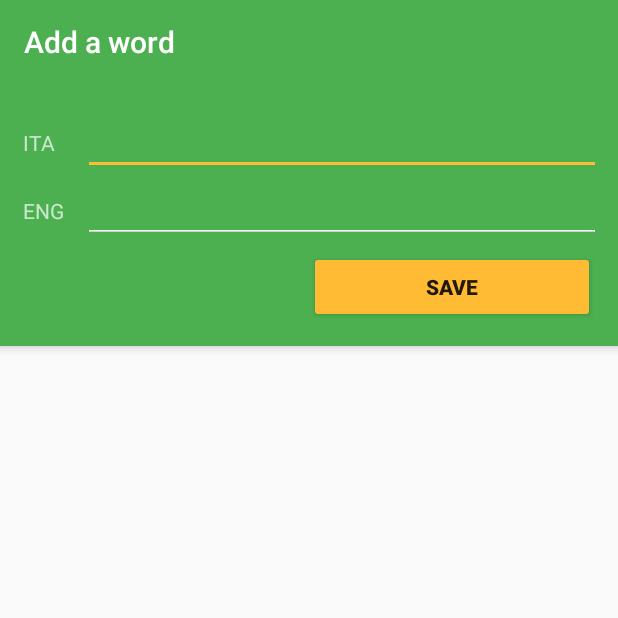
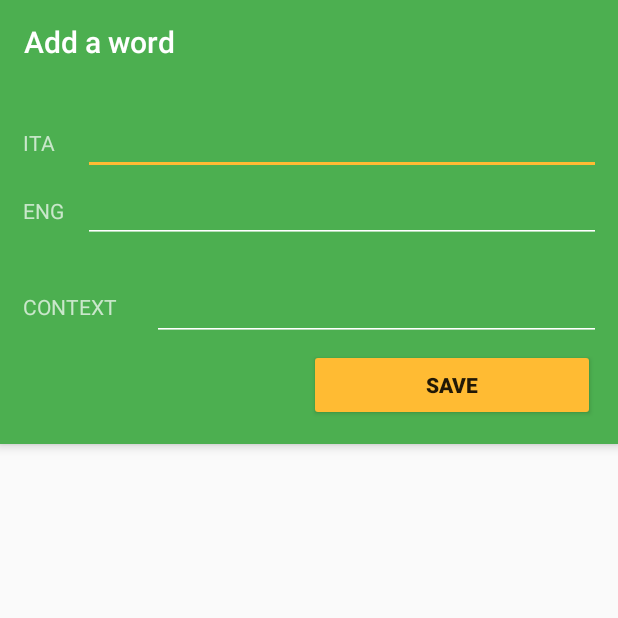
Before and after one commit to alainrk/memenguage, an Android app: the MainActivity screen opened directly, with no data from a screen before it, after a tap on an icon or button, on a phone screen of 412 x 824 dp, the top half of it. Run offline under Robolectric (Android 15) with nearby library versions, the phone set to English and light mode, and no system bars; pictures from the network do not load.

Commit message:
Implemented context phrases, from DB to view

```diff
--- a/app/src/main/java/alaindc/memenguage/Constants.java
+++ b/app/src/main/java/alaindc/memenguage/Constants.java
@@ -18,6 +18,7 @@ package alaindc.memenguage;
 
 public class Constants {
     public static final String DBNAME = "memenguageDB";
+    public static final int DB_VERSION = 2;
 
     public static final String PREF_FILE = "memenguagesharedpreference";
     public static final String PREF_GOOGLEACCOUNT_ISLOGGED = "PREF_GOOGLEACCOUNT_ISLOGGED";
@@ -27,12 +28,15 @@ public class Constants {
     public static final String PREF_GOOGLEACCOUNT_PHOTOURI = "PREF_GOOGLEACCOUNT_PHOTOURI";
 
     public static final String TABLE_WORDS = "words";
+    public static final String TABLE_CONTEXT = "context";
 
     public static final String FIELD_ID = "_id";
     public static final String FIELD_ITA = "ita";
     public static final String FIELD_ENG = "eng";
     public static final String FIELD_TIMESTAMP = "timestamp";
     public static final String FIELD_USED = "used";
+
+    public static final String FIELD_CONTEXT = "desc";
 
     public static final int ENGLISH_GUESS = 0;
     public static final int ITALIAN_GUESS = 1;
--- a/app/src/main/res/layout/activity_create_edit.xml
+++ b/app/src/main/res/layout/activity_create_edit.xml
@@ -69,6 +69,28 @@
                 android:orientation="horizontal"
                 android:layout_width="match_parent"
                 android:layout_height="wrap_content"
+                android:layout_marginTop="20dp"
+                android:weightSum="1" >
+
+                <TextView
+                    android:layout_width="86dp"
+                    android:layout_gravity="center"
+                    android:layout_height="wrap_content"
+                    android:text="CONTEXT"
+                    android:id="@+id/contextLabel" />
+
+                <EditText
+                    android:layout_width="match_parent"
+                    android:layout_height="wrap_content"
+                    android:id="@+id/contextEditText"
+                    android:layout_weight="0.66"/>
+
+            </LinearLayout>
+
+            <LinearLayout
+                android:orientation="horizontal"
+                android:layout_width="match_parent"
+                android:layout_height="wrap_content"
                 android:paddingTop="5dp"
                 android:weightSum="1" >
 
--- a/app/src/main/res/layout/activity_guess.xml
+++ b/app/src/main/res/layout/activity_guess.xml
@@ -21,6 +21,7 @@
         android:layout_height="wrap_content"
         android:textAppearance="?android:attr/textAppearanceLarge"
         android:id="@+id/guessText"
+        android:gravity="center"
         android:layout_marginTop="34dp"
         android:layout_below="@+id/doyourememberLabel"
         android:layout_centerHorizontal="true"
@@ -31,6 +32,7 @@
         android:layout_height="wrap_content"
         android:textAppearance="?android:attr/textAppearanceLarge"
         android:text="Large Text"
+        android:gravity="center"
         android:id="@+id/translateText"
         android:layout_below="@+id/guessText"
         android:layout_centerHorizontal="true" />
--- a/app/src/main/res/layout/activity_play.xml
+++ b/app/src/main/res/layout/activity_play.xml
@@ -21,6 +21,7 @@
         android:layout_height="wrap_content"
         android:textAppearance="?android:attr/textAppearanceLarge"
         android:id="@+id/guessTextPlay"
+        android:gravity="center"
         android:layout_marginTop="34dp"
         android:layout_below="@+id/doyourememberLabelPlay"
         android:layout_centerHorizontal="true"
@@ -31,6 +32,7 @@
         android:layout_height="wrap_content"
         android:textAppearance="?android:attr/textAppearanceLarge"
         android:text="Large Text"
+        android:gravity="center"
         android:id="@+id/translateTextPlay"
         android:layout_below="@+id/guessTextPlay"
         android:layout_centerHorizontal="true" />
```
Also changed, not shown: app/src/main/java/alaindc/memenguage/DBHelper.java (+21 -2 lines), app/src/main/java/alaindc/memenguage/DBManager.java (+63 -1 lines), app/src/main/java/alaindc/memenguage/View/CreateEditActivity.java (+19 -4 lines), app/src/main/java/alaindc/memenguage/View/MainActivity.java (+13 -0 lines).
